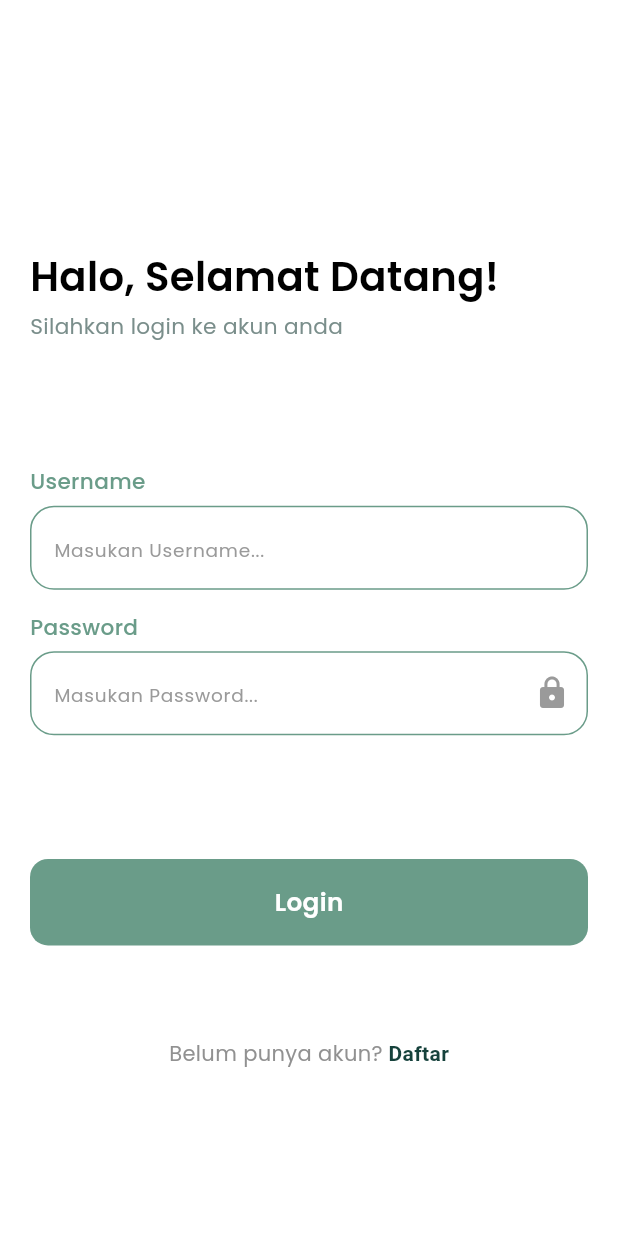
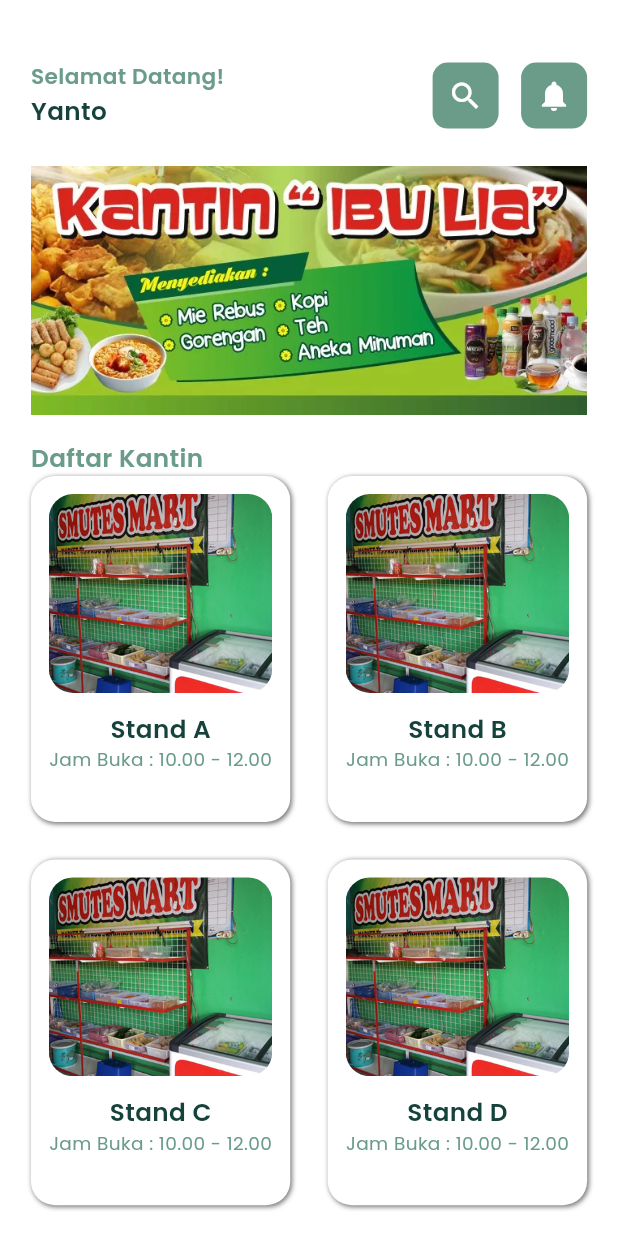
Before and after one commit to silkiy/ukk_kantin_1, a Flutter app: the LoginPageStudent screen opened directly, after a tap on "Login", on a phone screen of 412 x 824 dp. Run offline on Flutter 3.47's test engine with Material 3 defaults, Android fonts, the light colour scheme and no system bars; our stand-ins replace animated_splash_screen, google_fonts, page_transition.

Commit message:
feat (frontend): add home page student

```diff
--- /dev/null
+++ b/lib/components/header_home_page.dart
@@ -0,0 +1,71 @@
+import 'package:flutter/material.dart';
+import 'package:google_fonts/google_fonts.dart';
+
+class HeaderHomePage extends StatelessWidget {
+  final String name;
+  const HeaderHomePage({
+    super.key,
+    required this.name,
+  });
+
+  @override
+  Widget build(BuildContext context) {
+    return Row(
+      mainAxisAlignment: MainAxisAlignment.spaceBetween,
+      children: [
+        Column(
+          crossAxisAlignment: CrossAxisAlignment.start,
+          children: [
+            Text(
+              "Selamat Datang!",
+              style: GoogleFonts.poppins(
+                fontSize: MediaQuery.of(context).size.width * 0.035,
+                fontWeight: FontWeight.w600,
+                color: Color(0xff6A9C89),
+              ),
+            ),
+            Text(
+              name,
+              style: GoogleFonts.poppins(
+                fontSize: MediaQuery.of(context).size.width * 0.04,
+                fontWeight: FontWeight.w600,
+                color: Color(0xff16423C),
+              ),
+            ),
+          ],
+        ),
+        Row(
+          children: [
+            Container(
+              width: 44,
+              height: 44,
+              decoration: BoxDecoration(
+                color: Color(0xff6A9C89),
+                borderRadius: BorderRadius.circular(10),
+              ),
+              child: Icon(
+                Icons.search,
+                color: Colors.white,
+                size: 24,
+              ),
+            ),
+            SizedBox(width: 15),
+            Container(
+              width: 44,
+              height: 44,
+              decoration: BoxDecoration(
+                color: Color(0xff6A9C89),
+                borderRadius: BorderRadius.circular(10),
+              ),
+              child: Icon(
+                Icons.notifications,
+                color: Colors.white,
+                size: 24,
+              ),
+            ),
+          ],
+        )
+      ],
+    );
+  }
+}
--- /dev/null
+++ b/lib/components/stand_card.dart
@@ -0,0 +1,82 @@
+import 'package:flutter/material.dart';
+import 'package:google_fonts/google_fonts.dart';
+
+class StandCard extends StatelessWidget {
+  final String nameStand;
+  final String img;
+  final String waktu;
+  const StandCard({
+    super.key,
+    required this.nameStand,
+    required this.img,
+    required this.waktu,
+  });
+
+  @override
+  Widget build(BuildContext context) {
+    return GestureDetector(
+      onTap: () {},
+      child: Container(
+        decoration: BoxDecoration(
+          color: Colors.white,
+          boxShadow: [
+            BoxShadow(
+              color: Colors.grey.shade600,
+              offset: Offset(1, 1),
+              blurRadius: 2,
+            ),
+          ],
+          borderRadius: BorderRadius.all(
+            Radius.circular(16),
+          ),
+        ),
+        width: MediaQuery.of(context).size.width * 0.5,
+        child: Column(
+          children: [
+            SizedBox(
+              height: MediaQuery.of(context).size.height * 0.19,
+              child: Padding(
+                padding: EdgeInsets.all(12.0),
+                child: ClipRRect(
+                  borderRadius: BorderRadius.circular(16),
+                  child: Image.asset(
+                    img,
+                    fit: BoxFit.cover,
+                  ),
+                ),
+              ),
+            ),
+            Padding(
+              padding: const EdgeInsets.only(
+                left: 8,
+                right: 8,
+                bottom: 8,
+              ),
+              child: Column(
+                crossAxisAlignment: CrossAxisAlignment.center,
+                children: [
+                  Text(
+                    nameStand,
+                    style: GoogleFonts.poppins(
+                      fontSize: MediaQuery.of(context).size.width * 0.04,
+                      fontWeight: FontWeight.w600,
+                      color: Color(0xff16423C),
+                    ),
+                  ),
+                  Text(
+                    waktu,
+                    style: GoogleFonts.poppins(
+                      fontSize: MediaQuery.of(context).size.width * 0.03,
+                      fontWeight: FontWeight.w400,
+                      color: Color(0xff6A9C89),
+                    ),
+                  ),
+                ],
+              ),
+            ),
+          ],
+        ),
+      ),
+    );
+  }
+}
--- a/lib/pages/student/auth/login_page_student.dart
+++ b/lib/pages/student/auth/login_page_student.dart
@@ -1,6 +1,8 @@
 import 'package:flutter/material.dart';
 import 'package:google_fonts/google_fonts.dart';
 import 'package:ukk_kantin_riga/pages/student/auth/registrasi_page_student.dart';
+
+import '../home_page_student.dart';
 
 class LoginPageStudent extends StatefulWidget {
   const LoginPageStudent({super.key});
@@ -116,7 +118,14 @@ class _LoginPageStudentState extends State<LoginPageStudent> {
               ),
               SizedBox(height: MediaQuery.of(context).size.width * 0.2),
               GestureDetector(
-                onTap: () async {},
+                onTap: () async {
+                  Navigator.pushReplacement(
+                    context,
+                    MaterialPageRoute(
+                      builder: (context) => HomePageStudent(),
+                    ),
+                  );
+                },
                 child: Container(
                   height: MediaQuery.of(context).size.width * 0.14,
                   decoration: BoxDecoration(
--- a/lib/pages/student/home_page_student.dart
+++ b/lib/pages/student/home_page_student.dart
@@ -0,0 +1,98 @@
+import 'package:flutter/material.dart';
+import 'package:google_fonts/google_fonts.dart';
+
+import '../../components/header_home_page.dart';
+import '../../components/stand_card.dart';
+
+class HomePageStudent extends StatefulWidget {
+  const HomePageStudent({super.key});
+
+  @override
+  State<HomePageStudent> createState() => _HomePageStudentState();
+}
+
+class _HomePageStudentState extends State<HomePageStudent> {
+  final List<Map<String, String>> stands = [
+    {
+      "name": "Stand A",
+      "waktu": "Jam Buka : 10.00 - 12.00",
+      "img": "assets/images/stand.png"
+    },
+    {
+      "name": "Stand B",
+      "waktu": "Jam Buka : 10.00 - 12.00",
+      "img": "assets/images/stand.png"
+    },
+    {
+      "name": "Stand C",
+      "waktu": "Jam Buka : 10.00 - 12.00",
+      "img": "assets/images/stand.png"
+    },
+    {
+      "name": "Stand D",
+      "waktu": "Jam Buka : 10.00 - 12.00",
+      "img": "assets/images/stand.png"
+    },
+    {
+      "name": "Stand A",
+      "waktu": "Jam Buka : 10.00 - 12.00",
+      "img": "assets/images/stand.png"
+    },
+  ];
+
+  @override
+  Widget build(BuildContext context) {
+    return Scaffold(
+      backgroundColor: Color.fromRGBO(255, 255, 255, 1),
+      body: SingleChildScrollView(
+        padding: EdgeInsets.only(
+          top: MediaQuery.of(context).size.height * 0.05,
+          left: MediaQuery.of(context).size.width * 0.05,
+          right: MediaQuery.of(context).size.width * 0.05,
+        ),
+        child: Column(
+          crossAxisAlignment: CrossAxisAlignment.start,
+          children: [
+            HeaderHomePage(name: "Yanto"),
+            SizedBox(height: MediaQuery.of(context).size.height * 0.03),
+            Image.asset(
+              "assets/images/banner1.webp",
+              height: 166,
+              fit: BoxFit.cover,
+            ),
+            SizedBox(height: MediaQuery.of(context).size.height * 0.02),
+            Text(
+              "Daftar Kantin",
+              style: GoogleFonts.poppins(
+                fontSize: MediaQuery.of(context).size.width * 0.04,
+                fontWeight: FontWeight.w600,
+                color: Color(0xff6A9C89),
+              ),
+            ),
+            SizedBox(
+              height: MediaQuery.of(context).size.height ,
+              child: GridView.builder(
+                shrinkWrap: true,
+                physics: AlwaysScrollableScrollPhysics(),
+                gridDelegate: SliverGridDelegateWithFixedCrossAxisCount(
+                  crossAxisCount: 2,
+                  crossAxisSpacing: 25.0,
+                  mainAxisSpacing: 25.0,
+                  childAspectRatio: 0.75,
+                ),
+                itemCount: stands.length,
+                itemBuilder: (context, index) {
+                  return StandCard(
+                    nameStand: stands[index]["name"]!,
+                    waktu: stands[index]["waktu"]!,
+                    img: stands[index]["img"]!,
+                  );
+                },
+              ),
+            ),
+          ],
+        ),
+      ),
+    );
+  }
+}
--- a/pubspec.yaml
+++ b/pubspec.yaml
@@ -65,6 +65,8 @@ flutter:
   assets:
       - assets/images/logo.png
       - assets/images/logo_2.png
+      - assets/images/banner1.webp
+      - assets/images/stand.png
   #   - images/a_dot_ham.jpeg
 
   # An image asset can refer to one or more resolution-specific "variants", see
```
Also changed, not shown: assets/images/banner1.webp (added), assets/images/stand.png (added).
